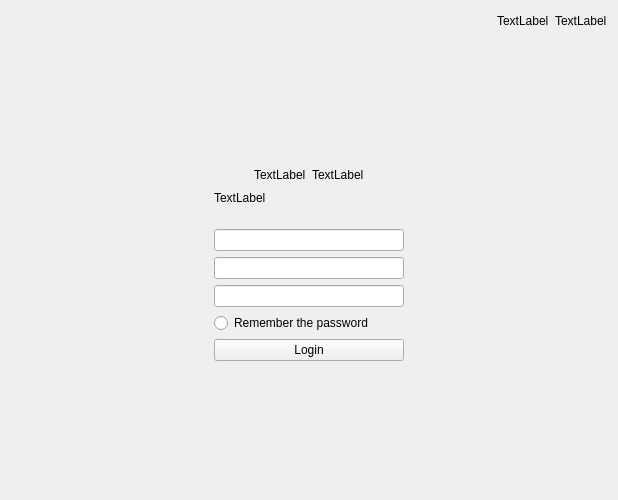
Old version of the form client/src/pages/user/login.ui in the repository openeuler-mirror/ks-scmc-gui.
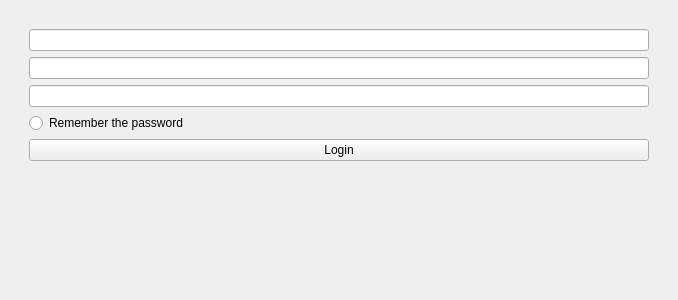
New version of the form.

Commit message:
fix(login):add menu btn in title bar and add server configuration class
- 添加标题栏的菜单按钮，添加服务器配置类

What changed in the file:
```diff
--- a/client/src/pages/user/login.ui
+++ b/client/src/pages/user/login.ui
@@ -6,142 +6,24 @@
    <rect>
     <x>0</x>
     <y>0</y>
-    <width>618</width>
-    <height>500</height>
+    <width>678</width>
+    <height>300</height>
    </rect>
   </property>
   <property name="minimumSize">
    <size>
     <width>600</width>
-    <height>500</height>
+    <height>300</height>
    </size>
   </property>
   <property name="windowTitle">
    <string>Form</string>
   </property>
   <layout class="QVBoxLayout" name="verticalLayout_3">
-   <item>
-    <layout class="QHBoxLayout" name="horizontalLayout">
-     <item>
-      <spacer name="horizontalSpacer">
-       <property name="orientation">
-        <enum>Qt::Horizontal</enum>
-       </property>
-       <property name="sizeHint" stdset="0">
-        <size>
-         <width>40</width>
-         <height>20</height>
-        </size>
-       </property>
-      </spacer>
-     </item>
-     <item>
-      <widget class="QLabel" name="lab_login_status">
-       <property name="text">
-        <string>TextLabel</string>
-       </property>
-      </widget>
-     </item>
-     <item>
-      <widget class="QLabel" name="lab_head">
-       <property name="text">
-        <string>TextLabel</string>
-       </property>
-      </widget>
-     </item>
-    </layout>
-   </item>
    <item>
     <widget class="QWidget" name="widget" native="true">
      <layout class="QGridLayout" name="gridLayout">
-      <item row="1" column="2">
-       <spacer name="horizontalSpacer_5">
-        <property name="orientation">
-         <enum>Qt::Horizontal</enum>
-        </property>
-        <property name="sizeHint" stdset="0">
-         <size>
-          <width>40</width>
-          <height>20</height>
-         </size>
-        </property>
-       </spacer>
-      </item>
-      <item row="1" column="0">
-       <spacer name="horizontalSpacer_4">
-        <property name="orientation">
-         <enum>Qt::Horizontal</enum>
-        </property>
-        <property name="sizeHint" stdset="0">
-         <size>
-          <width>40</width>
-          <height>20</height>
-         </size>
-        </property>
-       </spacer>
-      </item>
-      <item row="1" column="1">
-       <widget class="QWidget" name="widget_2" native="true">
-        <layout class="QVBoxLayout" name="verticalLayout">
-         <item>
-          <layout class="QHBoxLayout" name="horizontalLayout_2">
-           <item>
-            <spacer name="horizontalSpacer_2">
-             <property name="orientation">
-              <enum>Qt::Horizontal</enum>
-             </property>
-             <property name="sizeHint" stdset="0">
-              <size>
-               <width>40</width>
-               <height>20</height>
-              </size>
-             </property>
-            </spacer>
-           </item>
-           <item>
-            <widget class="QLabel" name="lab_app_icon">
-             <property name="text">
-              <string>TextLabel</string>
-             </property>
-            </widget>
-           </item>
-           <item>
-            <widget class="QLabel" name="lab_app_name">
-             <property name="text">
-              <string>TextLabel</string>
-             </property>
-            </widget>
-           </item>
-           <item>
-            <spacer name="horizontalSpacer_3">
-             <property name="orientation">
-              <enum>Qt::Horizontal</enum>
-             </property>
-             <property name="sizeHint" stdset="0">
-              <size>
-               <width>40</width>
-               <height>20</height>
-              </size>
-             </property>
-            </spacer>
-           </item>
-          </layout>
-         </item>
-         <item>
-          <layout class="QHBoxLayout" name="horizontalLayout_3">
-           <item>
-            <widget class="QLabel" name="label_5">
-             <property name="text">
-              <string>TextLabel</string>
-             </property>
-            </widget>
-           </item>
-          </layout>
-         </item>
-        </layout>
-       </widget>
-      </item>
-      <item row="2" column="1">
+      <item row="0" column="0">
        <widget class="QWidget" name="widget_3" native="true">
         <layout class="QVBoxLayout" name="verticalLayout_2">
          <item>
@@ -178,35 +60,22 @@
            </property>
           </widget>
          </item>
+         <item>
+          <spacer name="verticalSpacer">
+           <property name="orientation">
+            <enum>Qt::Vertical</enum>
+           </property>
+           <property name="sizeHint" stdset="0">
+            <size>
+             <width>20</width>
+             <height>40</height>
+            </size>
+           </property>
+          </spacer>
+         </item>
         </layout>
        </widget>
       </item>
-      <item row="0" column="1">
-       <spacer name="verticalSpacer">
-        <property name="orientation">
-         <enum>Qt::Vertical</enum>
-        </property>
-        <property name="sizeHint" stdset="0">
-         <size>
-          <width>20</width>
-          <height>40</height>
-         </size>
-        </property>
-       </spacer>
-      </item>
-      <item row="3" column="1">
-       <spacer name="verticalSpacer_2">
-        <property name="orientation">
-         <enum>Qt::Vertical</enum>
-        </property>
-        <property name="sizeHint" stdset="0">
-         <size>
-          <width>20</width>
-          <height>40</height>
-         </size>
-        </property>
-       </spacer>
-      </item>
      </layout>
     </widget>
    </item>
```
The commit also changes 3 other files.
